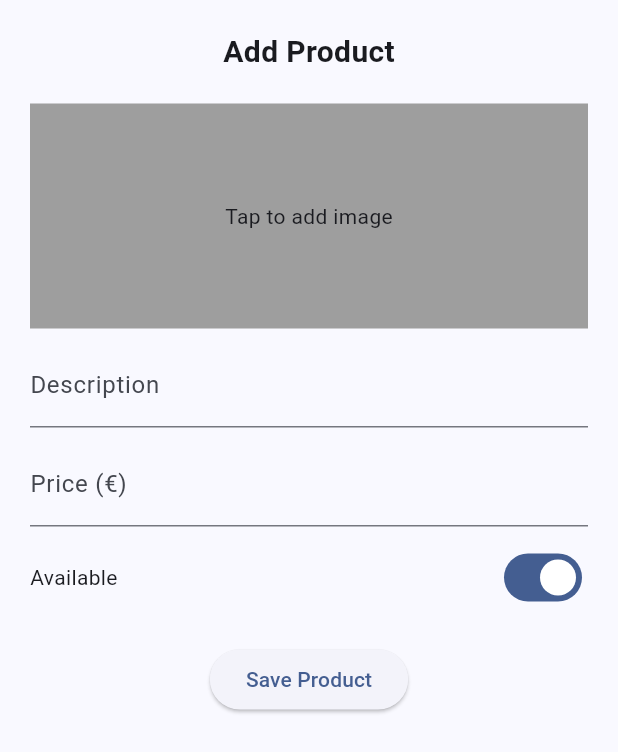
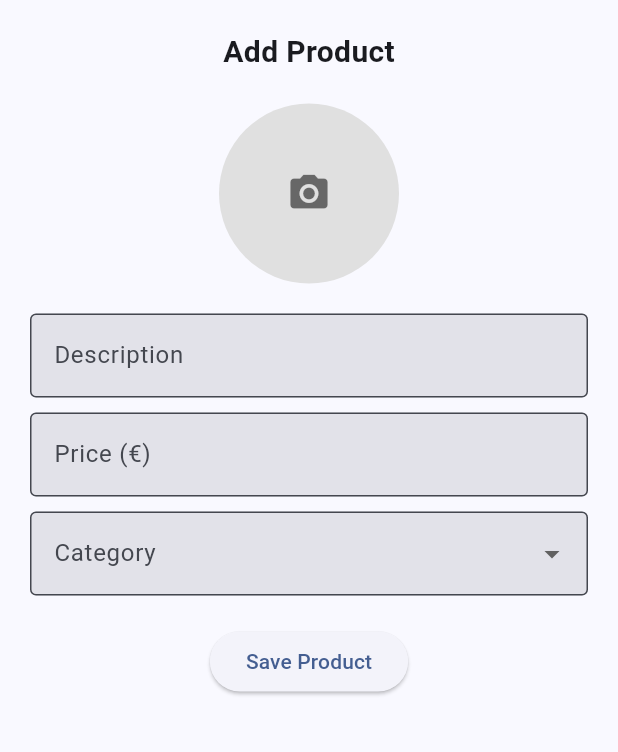
Before and after one commit to 25thNight0901/ToolShare, a Flutter app: the AddProduct widget shown alone on an empty page, opened directly, on a phone screen of 412 x 824 dp. Shown: the top 752 px of the screen. Run offline on Flutter 3.47's test engine with Material 3 defaults, Android fonts, the light colour scheme and no system bars; our stand-ins replace firebase_auth, firebase_core, image_picker; accounts and stored records are empty.

Commit message:
added route for AddProduct and add categories and clean up the AddProduct pop-up

```diff
--- a/lib/main.dart
+++ b/lib/main.dart
@@ -1,8 +1,9 @@
 import 'package:flutter/material.dart';
 import 'package:firebase_core/firebase_core.dart';
-import 'package:toolshare/screens/dasboard.dart';
+import 'package:toolshare/screens/dashboard.dart';
 import 'package:toolshare/screens/home.dart';
 import 'package:toolshare/screens/login.dart';
+import 'package:toolshare/screens/addProduct.dart';
 import 'firebase_options.dart';
 
 void main() async {
@@ -27,7 +28,8 @@ class MyApp extends StatelessWidget {
         '/': (context) => const Home(),
         '/home': (context) => const Home(),
         '/login': (context) => const Login(),
-        '/dashboard': (context) => const Dasboard(),
+        '/dashboard': (context) => const Dashboard(),
+        '/addProduct': (context) => const AddProduct(),
       },
     );
   }
--- a/lib/screens/addProduct.dart
+++ b/lib/screens/addProduct.dart
@@ -31,12 +31,15 @@ class _AddProductState extends State<AddProduct> {
     final priceText = _priceController.text.trim();
     final price = double.tryParse(priceText);
 
-    if (description.isEmpty || price == null || _image == null) {
+    if (description.isEmpty || price == null || price <= 0 || _image == null) {
+      Navigator.of(context).pop();
+      Future.delayed(const Duration(milliseconds: 100), () {
         ScaffoldMessenger.of(context).showSnackBar(
           const SnackBar(
             content: Text('Please fill in all the fields and add an image.'),
           ),
         );
+      });
       return;
     }
     print('submitted');
@@ -45,15 +48,24 @@ class _AddProductState extends State<AddProduct> {
 
   @override
   Widget build(BuildContext context) {
-    return Padding(
-      padding: EdgeInsets.only(
-        bottom: MediaQuery.of(context).viewInsets.bottom + 20,
-        left: 20,
-        right: 20,
-        top: 20,
-      ),
+    String? _selectedCategory;
+    final List<String> _categories = [
+      'Kitchen Appliances',
+      'Cleaning Aplliances',
+      'Tools & DIY',
+      'Laundry & Ironing',
+      'Garden Equipment',
+      'Heating & Cooling',
+      'Other',
+    ];
+
+    return Align(
+      alignment: Alignment.topCenter,
+      child: Padding(
+        padding: const EdgeInsets.all(20),
         child: SingleChildScrollView(
           child: Column(
+            mainAxisSize: MainAxisSize.min,
             children: [
               const Text(
                 'Add Product',
@@ -62,37 +74,59 @@ class _AddProductState extends State<AddProduct> {
               const SizedBox(height: 20),
               GestureDetector(
                 onTap: _pickImage,
-              child: Container(
-                height: 150,
-                width: double.infinity,
-                color: Colors.grey,
+                child: CircleAvatar(
+                  radius: 60,
+                  backgroundColor: Colors.grey[300],
+                  backgroundImage: _image != null ? FileImage(_image!) : null,
                   child:
-                    _image != null
-                        ? Image.file(_image!, fit: BoxFit.cover)
-                        : const Center(child: Text('Tap to add image')),
+                      _image == null
+                          ? const Icon(
+                            Icons.camera_alt,
+                            size: 30,
+                            color: Colors.black54,
+                          )
+                          : null,
                 ),
               ),
-            const SizedBox(height: 10),
+              const SizedBox(height: 20),
               TextField(
                 controller: _descriptionController,
-              decoration: const InputDecoration(labelText: 'Description'),
+                decoration: const InputDecoration(
+                  labelText: 'Description',
+                  filled: true,
+                  border: OutlineInputBorder(),
+                ),
               ),
               const SizedBox(height: 10),
               TextField(
                 controller: _priceController,
                 keyboardType: TextInputType.number,
-              decoration: const InputDecoration(labelText: 'Price (€)'),
+                decoration: const InputDecoration(
+                  labelText: 'Price (€)',
+                  filled: true,
+                  border: OutlineInputBorder(),
+                ),
               ),
               const SizedBox(height: 10),
-            Row(
-              mainAxisAlignment: MainAxisAlignment.spaceBetween,
-              children: [
-                const Text('Available'),
-                Switch(
-                  value: _isAvailable,
-                  onChanged: (val) => setState(() => _isAvailable = val),
+              DropdownButtonFormField<String>(
+                decoration: const InputDecoration(
+                  labelText: 'Category',
+                  filled: true,
+                  border: OutlineInputBorder(),
                 ),
-              ],
+                value: _selectedCategory,
+                items:
+                    _categories.map((category) {
+                      return DropdownMenuItem(
+                        value: category,
+                        child: Text(category),
+                      );
+                    }).toList(),
+                onChanged: (value) {
+                  setState(() {
+                    _selectedCategory = value!;
+                  });
+                },
               ),
               const SizedBox(height: 20),
               ElevatedButton(
@@ -102,6 +136,7 @@ class _AddProductState extends State<AddProduct> {
             ],
           ),
         ),
+      ),
     );
   }
 }
```
Also changed, not shown: pubspec.lock, 3 other files. Lines whose indentation alone changed are shown as unchanged.
